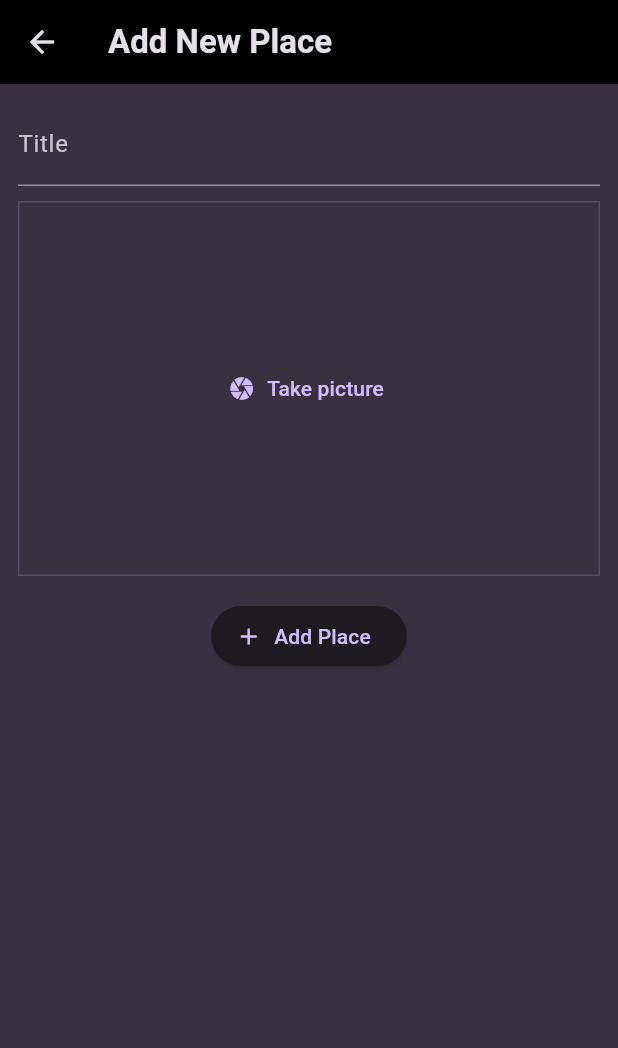
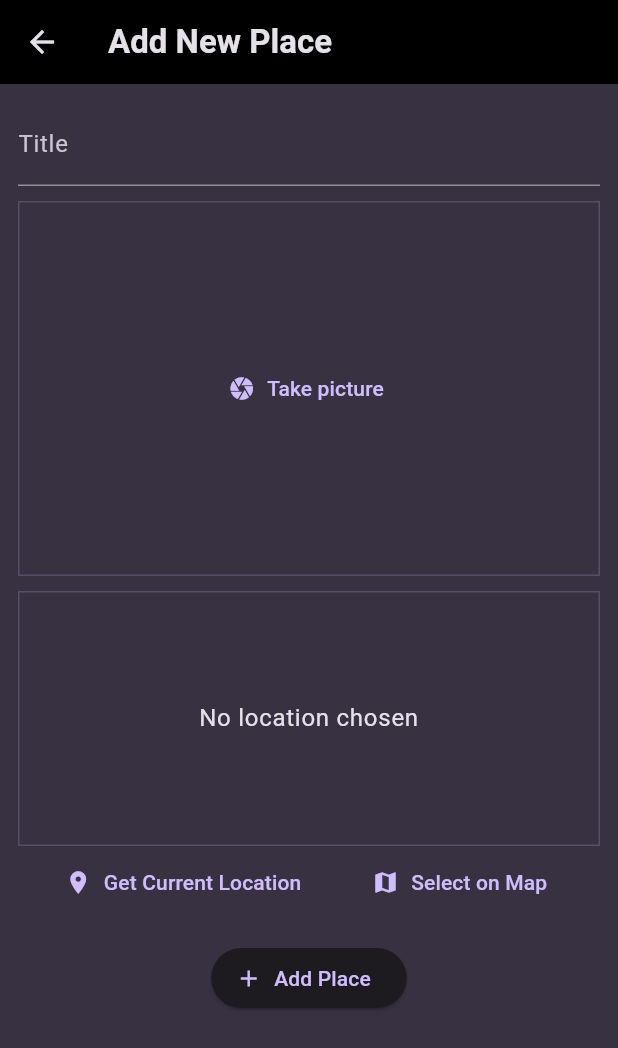
Before and after one commit to Aymen-Khanfir/favorite-places, a Flutter app: the AddPlaceScreen screen opened directly, on a phone screen of 412 x 824 dp. Shown: the top 1048 px of the screen. Run offline on Flutter 3.47's test engine with Material 3 defaults, Android fonts, the phone set to English and light mode, and no system bars; our stand-ins replace flutter_riverpod, google_fonts, image_picker.

Commit message:
Adding the location package and Starting with the Get location input widget

```diff
--- a/lib/screens/add_place.dart
+++ b/lib/screens/add_place.dart
@@ -1,6 +1,7 @@
 import 'dart:io';
 
 import 'package:favorite_places/widgets/image_input.dart';
+import 'package:favorite_places/widgets/location_input.dart';
 import 'package:flutter/material.dart';
 import 'package:flutter_riverpod/flutter_riverpod.dart';
 
@@ -55,6 +56,8 @@ class _AddPlaceState extends ConsumerState<AddPlaceScreen> {
                 _selectedImage = image;
               },
             ),
+            const SizedBox(height: 10),
+            const LocationInput(),
             const SizedBox(height: 16),
             ElevatedButton.icon(
               onPressed: _savePlace,
--- /dev/null
+++ b/lib/widgets/location_input.dart
@@ -0,0 +1,51 @@
+import 'package:flutter/material.dart';
+
+class LocationInput extends StatefulWidget {
+  const LocationInput({super.key});
+
+  @override
+  State<LocationInput> createState() => _LocationInputState();
+}
+
+class _LocationInputState extends State<LocationInput> {
+  @override
+  Widget build(BuildContext context) {
+    return Column(
+      children: [
+        Container(
+          height: 170,
+          width: double.infinity,
+          alignment: Alignment.center,
+          decoration: BoxDecoration(
+            border: Border.all(
+              width: 1,
+              color: Theme.of(context).colorScheme.primary.withOpacity(0.2),
+            ),
+          ),
+          child: Text(
+            'No location chosen',
+            textAlign: TextAlign.center,
+            style: Theme.of(context).textTheme.bodyLarge!.copyWith(
+                  color: Theme.of(context).colorScheme.onSurface,
+                ),
+          ),
+        ),
+        Row(
+          mainAxisAlignment: MainAxisAlignment.spaceEvenly,
+          children: [
+            TextButton.icon(
+              onPressed: () {},
+              icon: const Icon(Icons.location_on),
+              label: const Text('Get Current Location'),
+            ),
+            TextButton.icon(
+              onPressed: () {},
+              icon: const Icon(Icons.map),
+              label: const Text('Select on Map'),
+            ),
+          ],
+        )
+      ],
+    );
+  }
+}
--- a/pubspec.yaml
+++ b/pubspec.yaml
@@ -42,6 +42,7 @@ dependencies:
   riverpod_annotation: ^2.3.5
   flutter_riverpod: ^2.5.1
   image_picker: ^1.1.2
+  location: ^6.0.2
 
 dev_dependencies:
   flutter_test:
```
Also changed, not shown: pubspec.lock, 3 other files.
